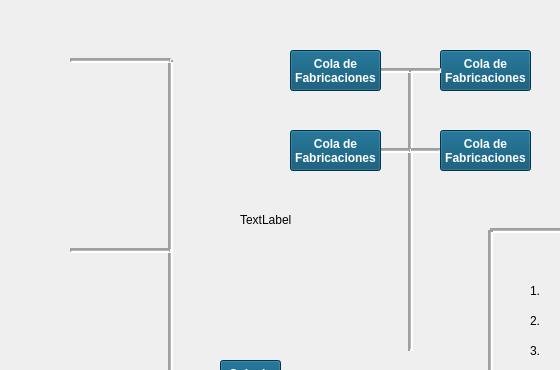
Before: the Qt Designer form untitled/mainwindow.ui in javialroro/Proyecto1_ED, drawn with Qt 5; both pictures show x 0 to 560 and y 0 to 370 of the 1522 by 769 pixel window.
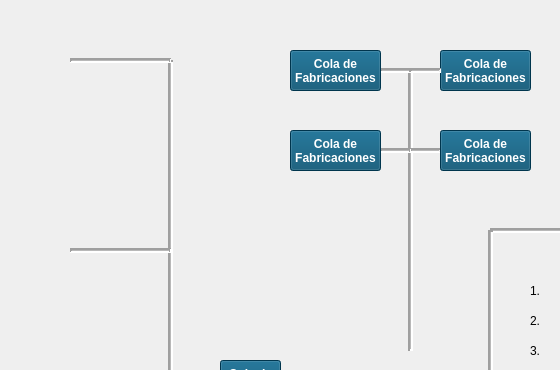
After: the same form once the commit is applied. Icons and pictures are not drawn.

Diff of the .ui file:
```diff
--- a/untitled/mainwindow.ui
+++ b/untitled/mainwindow.ui
@@ -2393,13 +2393,13 @@
     <property name="geometry">
      <rect>
       <x>240</x>
-      <y>210</y>
-      <width>161</width>
+      <y>190</y>
+      <width>131</width>
       <height>20</height>
      </rect>
     </property>
     <property name="text">
-     <string>TextLabel</string>
+     <string/>
     </property>
    </widget>
    <zorder>lineV08</zorder>
```
Left out of the diff: 4 changed lines with no effect on the pictures.
